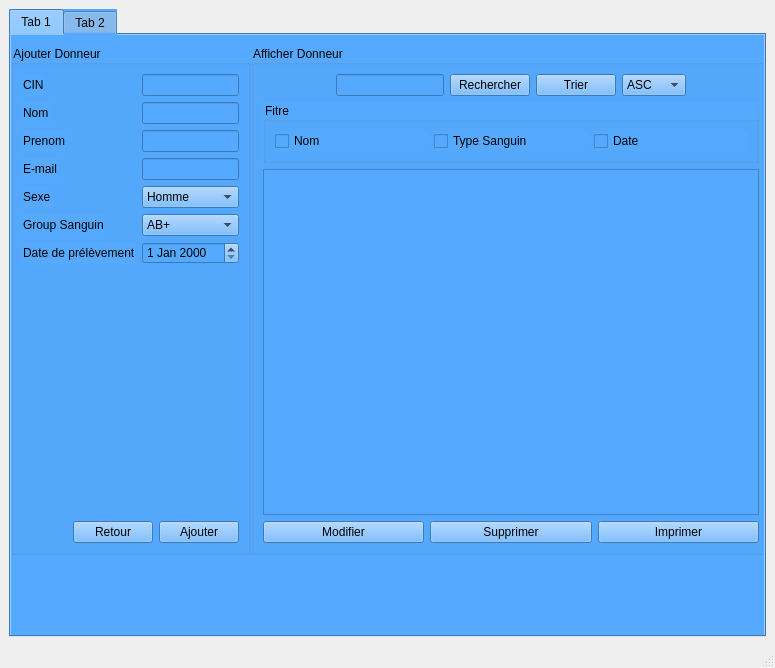
Old version of the form qt-dons/mainwindow.ui in the repository Oussamab6/E-Health_2A14.
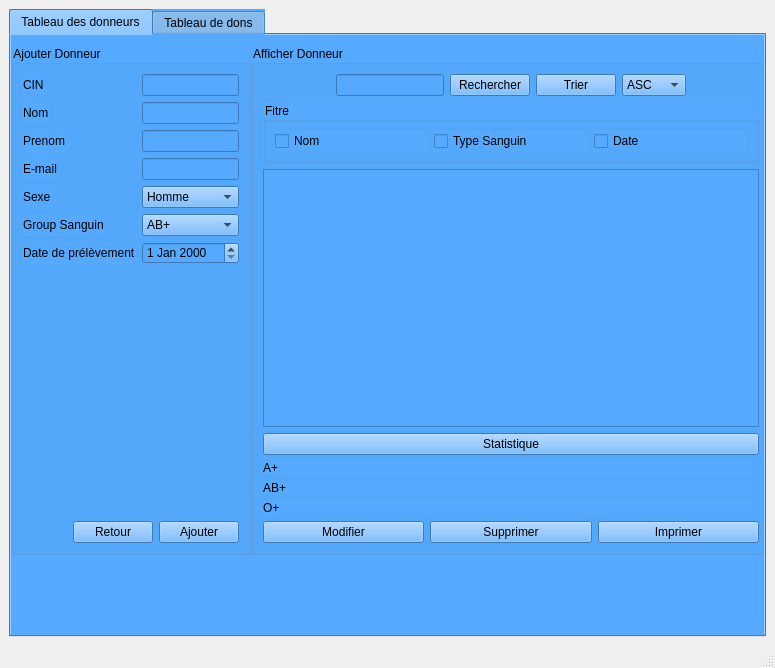
New version of the form. The open tabs and pages were chosen to show the change.

```diff
--- a/qt-dons/mainwindow.ui
+++ b/qt-dons/mainwindow.ui
@@ -25,7 +25,7 @@
       </property>
       <widget class="QWidget" name="tab">
        <attribute name="title">
-        <string>Tab 1</string>
+        <string>Tableau des donneurs</string>
        </attribute>
        <widget class="QGroupBox" name="groupBox_2">
         <property name="geometry">
@@ -343,6 +343,34 @@
            </item>
           </layout>
          </item>
+         <item>
+          <widget class="QPushButton" name="pushButton_statistique">
+           <property name="text">
+            <string>Statistique</string>
+           </property>
+          </widget>
+         </item>
+         <item>
+          <widget class="QLabel" name="lab_stat1">
+           <property name="text">
+            <string>A+</string>
+           </property>
+          </widget>
+         </item>
+         <item>
+          <widget class="QLabel" name="lab_stat2">
+           <property name="text">
+            <string>AB+</string>
+           </property>
+          </widget>
+         </item>
+         <item>
+          <widget class="QLabel" name="lab_stat3">
+           <property name="text">
+            <string>O+</string>
+           </property>
+          </widget>
+         </item>
          <item>
           <layout class="QHBoxLayout" name="horizontalLayout_5">
            <item>
@@ -376,7 +404,7 @@
       </widget>
       <widget class="QWidget" name="tab_2">
        <attribute name="title">
-        <string>Tab 2</string>
+        <string>Tableau de dons</string>
        </attribute>
        <layout class="QHBoxLayout" name="horizontalLayout_10">
         <item>
```
Left out of the diff: 14 changed lines with no effect on the pictures.
